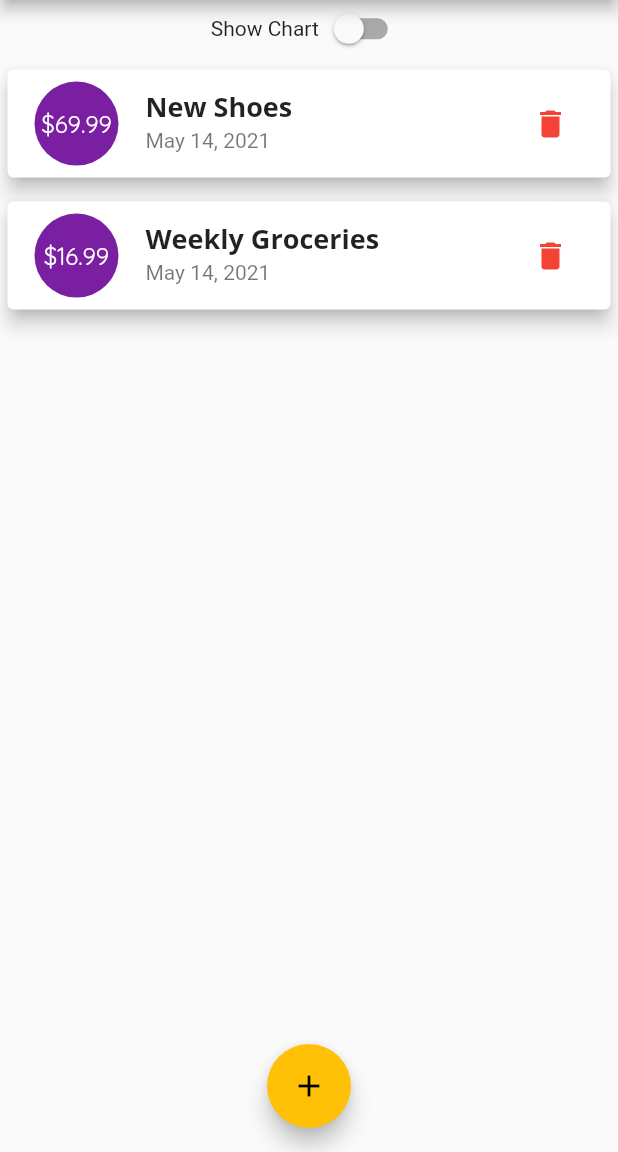
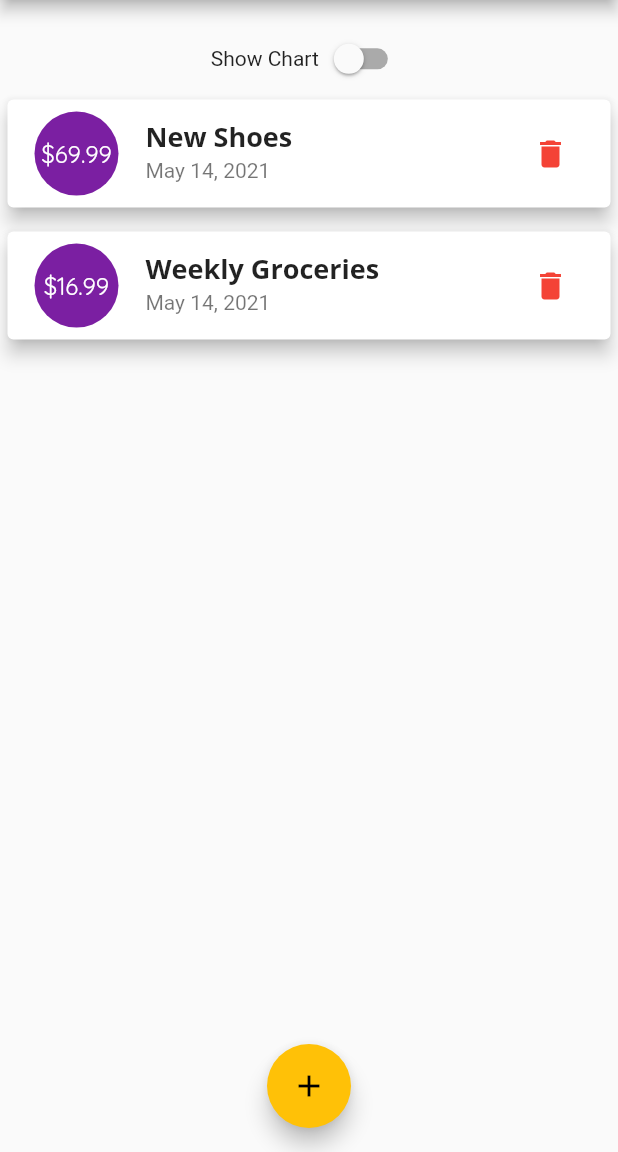
Before and after one commit to antosha-85/expense_app, a Flutter app: the screen it shows after launch, on a phone screen of 412 x 824 dp, the part 84-1236 px from its top. Run offline on Flutter 3.47's test engine with Material 2 defaults, Android fonts, the phone set to English and light mode, and no system bars.

Commit message:
Implemented Layout builder for transaction_list when there are no transactions, changed height of a chart container and apply some margin on top of the switch

```diff
--- a/lib/main.dart
+++ b/lib/main.dart
@@ -3,7 +3,7 @@ import 'package:flutter/material.dart';
 import 'package:expense_app/widgets/new_transaction.dart';
 import 'package:expense_app/widgets/transaction_list.dart';
 import 'models/transaction.dart';
-import 'package:flutter/services.dart';
+// import 'package:flutter/services.dart';
 
 void main() {
   // WidgetsFlutterBinding.ensureInitialized();
@@ -116,6 +116,7 @@ class _MyHomePageState extends State<MyHomePage> {
             crossAxisAlignment: CrossAxisAlignment.stretch,
             children: <Widget>[
               Container(
+                margin: EdgeInsets.fromLTRB(0, 20, 0, 0),
                 height: constraints.maxHeight * 0.05,
                 child:
                     Row(mainAxisAlignment: MainAxisAlignment.center, children: [
@@ -131,7 +132,7 @@ class _MyHomePageState extends State<MyHomePage> {
               ),
               _showChart
                   ? Container(
-                      height: constraints.maxHeight * 0.3,
+                      height: constraints.maxHeight * 0.7,
                       child: Chart(_recentTransactions))
                   : Container(
                       height: constraints.maxHeight * 0.65,
--- a/lib/widgets/transaction_list.dart
+++ b/lib/widgets/transaction_list.dart
@@ -11,7 +11,9 @@ class TransactionList extends StatelessWidget {
   @override
   Widget build(BuildContext context) {
     return transactions.isEmpty
-        ? Column(
+        ? LayoutBuilder(
+            builder: (context, constraints) {
+              return Column(
                 children: [
                   Text(
                     'No transactions added yet!',
@@ -21,13 +23,15 @@ class TransactionList extends StatelessWidget {
                     height: 20,
                   ),
                   Container(
-                height: 200,
+                    height: constraints.maxHeight * 0.6,
                     child: Image.asset(
                       'assets/images/waiting.png',
                       fit: BoxFit.cover,
                     ),
                   )
                 ],
+              );
+            },
           )
         : ListView.builder(
             itemBuilder: (BuildContext context, index) {
```
Lines whose indentation alone changed are shown as unchanged.
